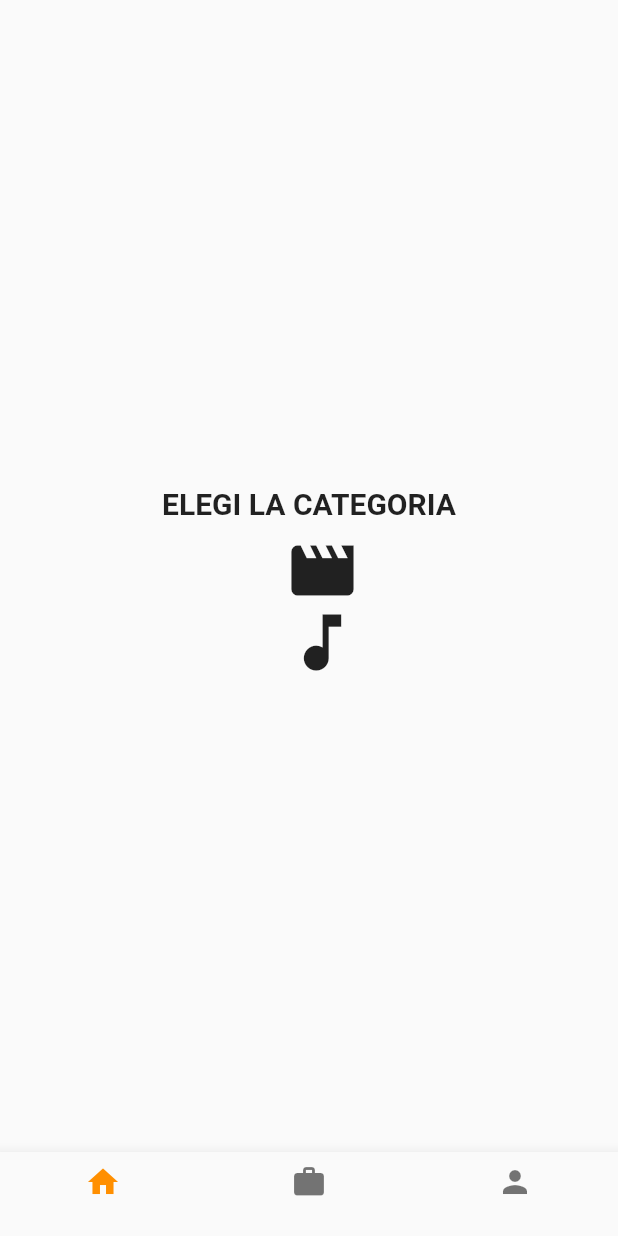
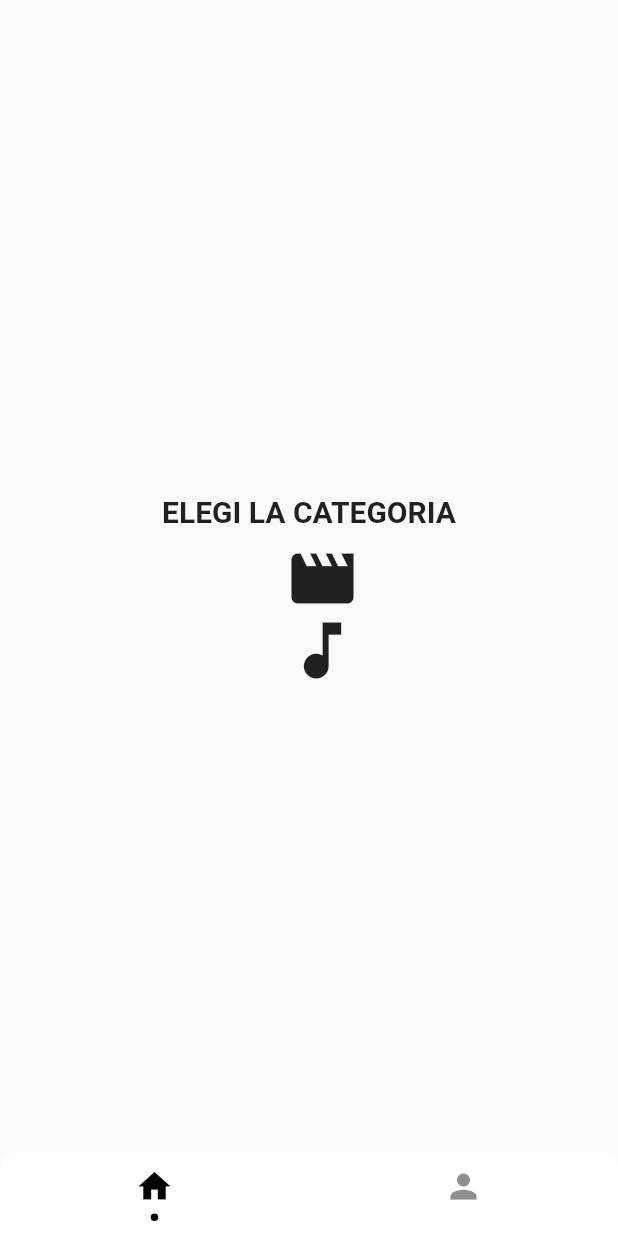
Before and after one commit to GonzaloGuasch/Rosebud-FRONT, a Flutter app: the screen it shows after launch, on a phone screen of 412 x 824 dp. Run offline on Flutter 3.47's test engine with Material 2 defaults, Android fonts, the phone set to English and light mode, and no system bars; drawn by our look-alikes of persistent_bottom_nav_bar; our stand-ins replace flutter_rating_bar.

Commit message:
Agrego barra de navegacion [DONE]

```diff
--- a/lib/main.dart
+++ b/lib/main.dart
@@ -1,6 +1,4 @@
 import 'package:flutter/material.dart';
-import 'package:rosebud_front/widgets/movie/movie_container.dart';
-
 import 'widgets/NavigationBar.dart';
 
 void main() {
@@ -18,43 +16,3 @@ class RosebudApp extends StatelessWidget {
     );
   }
 }
-
-class HomeChoice extends StatefulWidget {
-  @override
-  _HomeChoiceState createState() => _HomeChoiceState();
-}
-
-class _HomeChoiceState extends State<HomeChoice> {
-
-  @override
-  Widget build(BuildContext context) {
-    return Scaffold(
-       body: Center(
-            child:
-              Column(
-                mainAxisAlignment: MainAxisAlignment.center,
-                children: [
-                  Text("ELEGI LA CATEGORIA",
-                    style: TextStyle(fontWeight: FontWeight.bold, fontSize: 20)),
-                  IconButton(
-                    icon: Icon(Icons.movie, size: 50),
-                    tooltip: 'Movie section',
-                    onPressed: () {
-                      Navigator.push(
-                        context,
-                        MaterialPageRoute(builder: (context) => MovieContainer()),
-                      );
-                    },
-                  ),
-                  IconButton(
-                    icon: Icon(Icons.music_note, size: 50),
-                    tooltip: 'Music section',
-                    onPressed: () {
-                    },
-                  ),
-                ],
-              )
-         ),
-    );
-  }
-}
--- /dev/null
+++ b/lib/widgets/Home.dart
@@ -0,0 +1,42 @@
+import 'package:flutter/material.dart';
+import 'package:rosebud_front/widgets/movie/movie_container.dart';
+
+class HomeChoice extends StatefulWidget {
+  @override
+  _HomeChoiceState createState() => _HomeChoiceState();
+}
+
+class _HomeChoiceState extends State<HomeChoice> {
+
+  @override
+  Widget build(BuildContext context) {
+    return Scaffold(
+      body: Center(
+          child:
+          Column(
+            mainAxisAlignment: MainAxisAlignment.center,
+            children: [
+              Text("ELEGI LA CATEGORIA",
+                  style: TextStyle(fontWeight: FontWeight.bold, fontSize: 20)),
+              IconButton(
+                icon: Icon(Icons.movie, size: 50),
+                tooltip: 'Movie section',
+                onPressed: () {
+                  Navigator.push(
+                    context,
+                    MaterialPageRoute(builder: (context) => MovieContainer()),
+                  );
+                },
+              ),
+              IconButton(
+                icon: Icon(Icons.music_note, size: 50),
+                tooltip: 'Music section',
+                onPressed: () {
+                },
+              ),
+            ],
+          )
+      ),
+    );
+  }
+}
--- a/lib/widgets/NavigationBar.dart
+++ b/lib/widgets/NavigationBar.dart
@@ -1,70 +1,65 @@
-/// Flutter code sample for BottomNavigationBar
+import 'package:flutter/cupertino.dart';
+import 'package:flutter/material.dart';
+import 'package:persistent_bottom_nav_bar/persistent-tab-view.dart';
+import 'package:rosebud_front/widgets/profile/userProfile.dart';
+import 'Home.dart';
 
-// This example shows a [BottomNavigationBar] as it is used within a [Scaffold]
-// widget. The [BottomNavigationBar] has three [BottomNavigationBarItem]
-// widgets, which means it defaults to [BottomNavigationBarType.fixed], and
-// the [currentIndex] is set to index 0. The selected item is
-// amber. The `_onItemTapped` function changes the selected item's index
-// and displays a corresponding message in the center of the [Scaffold].
+class NavigationBar extends StatelessWidget  {
+  PersistentTabController _controller = PersistentTabController(
+      initialIndex: 0);
 
-import 'package:flutter/material.dart';
-
-import '../main.dart';
-
-/// This is the stateful widget that the main application instantiates.
-class NavigationBar extends StatefulWidget {
-  @override
-  _NavigationBarState createState() => _NavigationBarState();
-}
-
-/// This is the private State class that goes with MyStatefulWidget.
-class _NavigationBarState extends State<NavigationBar> {
-  int _selectedIndex = 0;
-  static const TextStyle optionStyle =
-  TextStyle(fontSize: 30, fontWeight: FontWeight.bold);
-  static List<Widget> _widgetOptions = <Widget>[
-    HomeChoice(),
-    Text(
-      'Index 1: Business',
-      style: optionStyle,
-    ),
-    Text(
-      'Index 2: School',
-      style: optionStyle,
-    ),
-  ];
-
-  void _onItemTapped(int index) {
-    setState(() {
-      _selectedIndex = index;
-    });
+  List<Widget> _buildScreens() {
+    return [
+      HomeChoice(),
+      UserProfile()
+    ];
+  }
+  List<PersistentBottomNavBarItem> _navBarsItems() {
+    return [
+      PersistentBottomNavBarItem(
+        icon: Icon(Icons.home),
+        title: ("Home"),
+        activeColorPrimary: CupertinoColors.black,
+        inactiveColorPrimary: CupertinoColors.systemGrey,
+      ),
+      PersistentBottomNavBarItem(
+        icon: Icon(Icons.person),
+        title: ("Settings"),
+        activeColorPrimary: CupertinoColors.black,
+        inactiveColorPrimary: CupertinoColors.systemGrey,
+      ),
+    ];
   }
 
   @override
   Widget build(BuildContext context) {
-    return Scaffold(
-      body: Center(
-        child: _widgetOptions.elementAt(_selectedIndex),
+    return PersistentTabView(
+      context,
+      controller: _controller,
+      screens: _buildScreens(),
+      items: _navBarsItems(),
+      confineInSafeArea: true,
+      backgroundColor: Colors.white, // Default is Colors.white.
+      handleAndroidBackButtonPress: true, // Default is true.
+      resizeToAvoidBottomInset: true, // This needs to be true if you want to move up the screen when keyboard appears. Default is true.
+      stateManagement: true, // Default is true.
+      hideNavigationBarWhenKeyboardShows: true, // Recommended to set 'resizeToAvoidBottomInset' as true while using this argument. Default is true.
+      decoration: NavBarDecoration(
+        borderRadius: BorderRadius.circular(10.0),
+        colorBehindNavBar: Colors.white,
       ),
-      bottomNavigationBar: BottomNavigationBar(
-        items: const <BottomNavigationBarItem>[
-          BottomNavigationBarItem(
-            icon: Icon(Icons.home),
-            label: '',
-          ),
-          BottomNavigationBarItem(
-            icon: Icon(Icons.work),
-            label: '',
-          ),
-          BottomNavigationBarItem(
-            icon: Icon(Icons.person),
-            label: '',
-          ),
-        ],
-        currentIndex: _selectedIndex,
-        selectedItemColor: Colors.amber[800],
-        onTap: _onItemTapped,
+      popAllScreensOnTapOfSelectedTab: true,
+      popActionScreens: PopActionScreensType.all,
+      itemAnimationProperties: ItemAnimationProperties( // Navigation Bar's items animation properties.
+        duration: Duration(milliseconds: 200),
+        curve: Curves.ease,
       ),
+      screenTransitionAnimation: ScreenTransitionAnimation( // Screen transition animation on change of selected tab.
+        animateTabTransition: true,
+        curve: Curves.ease,
+        duration: Duration(milliseconds: 200),
+      ),
+      navBarStyle: NavBarStyle.style13, // Choose the nav bar style with this property.
     );
   }
 }
--- /dev/null
+++ b/lib/widgets/profile/userProfile.dart
@@ -0,0 +1,10 @@
+import 'package:flutter/cupertino.dart';
+
+class UserProfile extends StatelessWidget {
+  @override
+  Widget build(BuildContext context) {
+    return Container(
+      child: Text('PERFIL USUARIO'),
+    );
+  }
+}
--- a/pubspec.yaml
+++ b/pubspec.yaml
@@ -24,6 +24,7 @@ dependencies:
   flutter:
     sdk: flutter
   http: 0.13.1
+  persistent_bottom_nav_bar: any
 
 
   # The following adds the Cupertino Icons font to your application.
```
Also changed, not shown: pubspec.lock.
